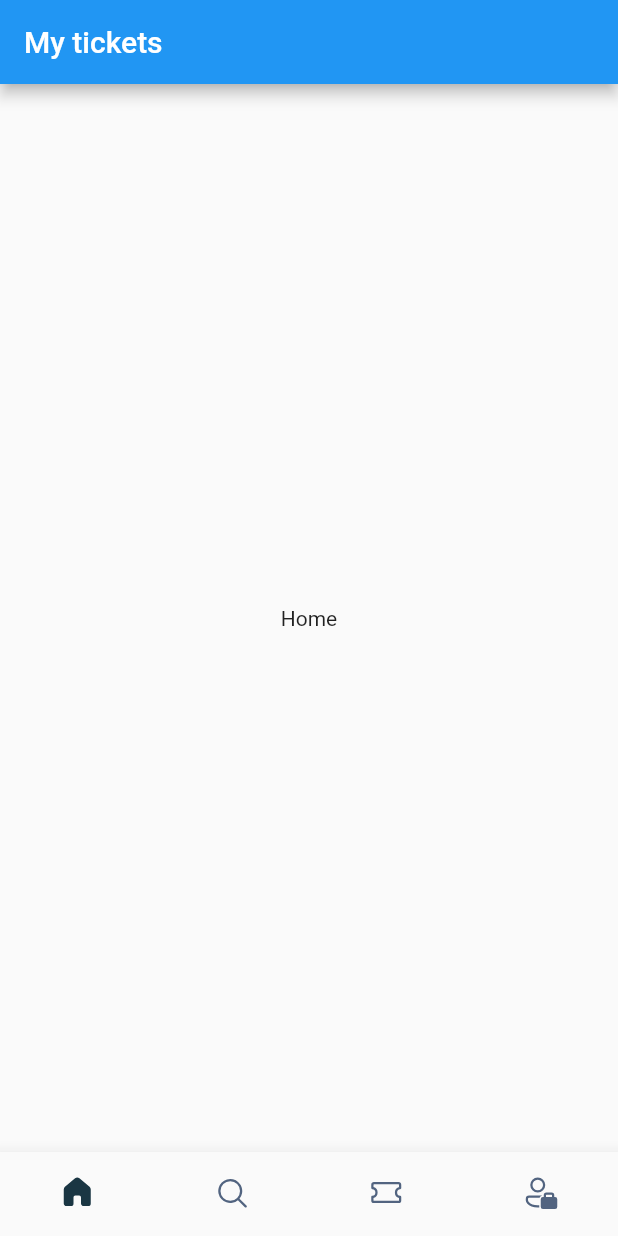
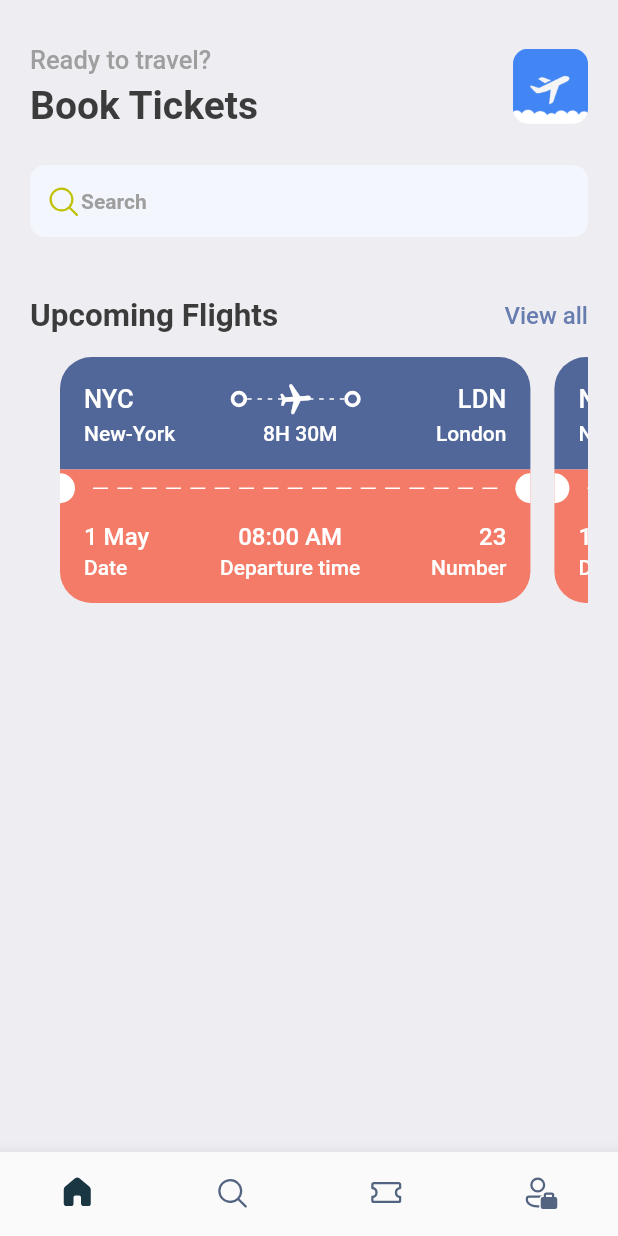
Before and after one commit to Razan110/booktickets, a Flutter app: the screen it shows after launch, on a phone screen of 412 x 824 dp. Run offline on Flutter 3.47's test engine with Material 2 defaults, Android fonts, the phone set to English and light mode, and no system bars; our stand-ins replace fluentui_icons, gap.

Commit message:
step-2:home-tickets-view

```diff
--- a/lib/main.dart
+++ b/lib/main.dart
@@ -1,4 +1,5 @@
 import 'package:booktickets/screens/bottom_bar.dart';
+import 'package:booktickets/utilities/styles/app_styles.dart';
 import 'package:flutter/material.dart';
 
 void main() {
@@ -12,9 +13,10 @@ class MyApp extends StatelessWidget {
   @override
   Widget build(BuildContext context) {
     return MaterialApp(
+      debugShowCheckedModeBanner: false,
       title: 'Flutter Demo',
       theme: ThemeData(
-        primarySwatch: Colors.blue,
+        primaryColor: primary,
       ),
       home: const BottomBar(),
     );
--- a/lib/screens/bottom_bar.dart
+++ b/lib/screens/bottom_bar.dart
@@ -1,3 +1,4 @@
+import 'package:booktickets/screens/home_screen.dart';
 import 'package:fluentui_icons/fluentui_icons.dart';
 import 'package:flutter/material.dart';
 
@@ -11,7 +12,7 @@ class BottomBar extends StatefulWidget {
 class _BottomBarState extends State<BottomBar> {
   int _selectedIndex = 0;
   static final List<Widget> _widgetOption = <Widget>[
-    const Text('Home'),
+    const HomeScreen(),
     const Text('Search'),
     const Text('Tickets'),
     const Text('Profile'),
@@ -26,9 +27,6 @@ class _BottomBarState extends State<BottomBar> {
   @override
   Widget build(BuildContext context) {
     return Scaffold(
-      appBar: AppBar(
-        title: const Text('My tickets'),
-      ),
       body: Center(
         child: _widgetOption[_selectedIndex],
       ),
--- /dev/null
+++ b/lib/screens/home_screen.dart
@@ -0,0 +1,114 @@
+import 'package:booktickets/screens/tickets_view.dart';
+import 'package:fluentui_icons/fluentui_icons.dart';
+import 'package:flutter/material.dart';
+import 'package:booktickets/utilities/styles/app_styles.dart';
+import 'package:gap/gap.dart';
+
+class HomeScreen extends StatelessWidget {
+  const HomeScreen({super.key});
+
+  @override
+  Widget build(BuildContext context) {
+    return Scaffold(
+      backgroundColor: Styles.bgColor,
+      body: Padding(
+        padding: const EdgeInsets.symmetric(horizontal: 20),
+        child: ListView(
+          children: [
+            Container(
+              child: Column(
+                children: [
+                  const Gap(30),
+                  Row(
+                    mainAxisAlignment: MainAxisAlignment.spaceBetween,
+                    children: [
+                      Column(
+                        crossAxisAlignment: CrossAxisAlignment.start,
+                        children: [
+                          Text(
+                            'Ready to travel?',
+                            style: Styles.headLineStyle3,
+                          ),
+                          const Gap(5),
+                          Text(
+                            'Book Tickets',
+                            style: Styles.headLineStyle,
+                          ),
+                        ],
+                      ),
+                      Container(
+                        height: 50,
+                        width: 50,
+                        decoration: BoxDecoration(
+                          borderRadius: BorderRadius.circular(10),
+                          image: const DecorationImage(
+                            fit: BoxFit.fitHeight,
+                            image: AssetImage('assets/images/flight.png'),
+                          ),
+                        ),
+                      ),
+                    ],
+                  ),
+                  const Gap(25),
+                  Container(
+                    decoration: BoxDecoration(
+                      borderRadius: BorderRadius.circular(10),
+                      color: const Color(0xfff4f6fd),
+                    ),
+                    padding: const EdgeInsets.symmetric(
+                      horizontal: 10,
+                      vertical: 12,
+                    ),
+                    child: Row(
+                      children: [
+                        const Icon(
+                          FluentSystemIcons.ic_fluent_search_regular,
+                          color: Color(0xffbfc205),
+                        ),
+                        Text(
+                          'Search',
+                          style: Styles.headLineStyle4,
+                        ),
+                      ],
+                    ),
+                  ),
+                  const Gap(40),
+                  Row(
+                    mainAxisAlignment: MainAxisAlignment.spaceBetween,
+                    children: [
+                      Text(
+                        'Upcoming Flights',
+                        style: Styles.headLineStyle2,
+                      ),
+                      InkWell(
+                        onTap: () {
+                          print('You Tapped!!');
+                        },
+                        child: Text(
+                          'View all',
+                          style: Styles.textStyle
+                              .copyWith(color: Styles.primaryColor),
+                        ),
+                      ),
+                    ],
+                  ),
+                ],
+              ),
+            ),
+            const Gap(15),
+            SingleChildScrollView(
+              scrollDirection: Axis.horizontal,
+              padding: const EdgeInsets.only(left: 20),
+              child: Row(
+                children: const [
+                  TicketView(),
+                  TicketView(),
+                ],
+              ),
+            ),
+          ],
+        ),
+      ),
+    );
+  }
+}
--- /dev/null
+++ b/lib/screens/tickets_view.dart
@@ -0,0 +1,262 @@
+import 'package:booktickets/utilities/styles/app_layout.dart';
+import 'package:booktickets/utilities/styles/app_styles.dart';
+import 'package:booktickets/widgets/thich_container.dart';
+import 'package:flutter/material.dart';
+import 'package:gap/gap.dart';
+
+class TicketView extends StatelessWidget {
+  const TicketView({super.key});
+
+  @override
+  Widget build(BuildContext context) {
+    final size = AppLayout.getSize(context);
+    return SizedBox(
+      width: size.width * 0.8,
+      height: 200,
+      child: Container(
+        margin: const EdgeInsets.only(right: 16),
+        child: Column(
+          children: [
+            //**** show the blue part of the ticket ****
+            Container(
+              decoration: const BoxDecoration(
+                color: Color(0xff526799),
+                borderRadius: BorderRadius.only(
+                  topLeft: Radius.circular(21),
+                  topRight: Radius.circular(21),
+                ),
+              ),
+              padding: const EdgeInsets.all(16),
+              child: Column(
+                children: [
+                  Row(
+                    children: [
+                      Text(
+                        'NYC',
+                        style:
+                            Styles.headLineStyle3.copyWith(color: Colors.white),
+                      ),
+                      const Spacer(),
+                      const ThichContainer(),
+                      Expanded(
+                        child: Stack(
+                          children: [
+                            SizedBox(
+                              height: 24,
+                              child: LayoutBuilder(
+                                builder: (BuildContext context,
+                                    BoxConstraints constraints) {
+                                  // print(
+                                  //     'the width is ${constraints.constrainWidth()}');
+                                  return Flex(
+                                    direction: Axis.horizontal,
+                                    mainAxisAlignment:
+                                        MainAxisAlignment.spaceBetween,
+                                    mainAxisSize: MainAxisSize.max,
+                                    children: List.generate(
+                                      (constraints.constrainWidth() / 6)
+                                          .floor(),
+                                      (index) => const SizedBox(
+                                        width: 3,
+                                        height: 1,
+                                        child: DecoratedBox(
+                                          decoration: BoxDecoration(
+                                            color: Colors.white,
+                                          ),
+                                        ),
+                                      ),
+                                    ),
+                                  );
+                                },
+                              ),
+                            ),
+                            Center(
+                              child: Transform.rotate(
+                                angle: 1.5,
+                                child: const Icon(
+                                  Icons.local_airport_rounded,
+                                  color: Colors.white,
+                                ),
+                              ),
+                            ),
+                          ],
+                        ),
+                      ),
+                      const ThichContainer(),
+                      const Spacer(),
+                      Text(
+                        'LDN',
+                        style:
+                            Styles.headLineStyle3.copyWith(color: Colors.white),
+                      ),
+                    ],
+                  ),
+                  const Gap(3),
+                  Row(
+                    mainAxisAlignment: MainAxisAlignment.spaceBetween,
+                    children: [
+                      Text(
+                        'New-York',
+                        style: Styles.textStyleSmall.copyWith(
+                          color: Colors.white,
+                        ),
+                      ),
+                      Text(
+                        '8H 30M ',
+                        style: Styles.textStyleSmall.copyWith(
+                          color: Colors.white,
+                        ),
+                      ),
+                      Text(
+                        ' London',
+                        style: Styles.textStyleSmall.copyWith(
+                          color: Colors.white,
+                        ),
+                      ),
+                    ],
+                  ),
+                ],
+              ),
+            ),
+            //**** show the red part of the ticket ****
+            Container(
+              color: Styles.orangeColor,
+              child: Row(
+                children: [
+                  const SizedBox(
+                    width: 10,
+                    height: 20,
+                    child: DecoratedBox(
+                      decoration: BoxDecoration(
+                        color: Colors.white,
+                        borderRadius: BorderRadius.only(
+                          topRight: Radius.circular(10),
+                          bottomRight: Radius.circular(10),
+                        ),
+                      ),
+                    ),
+                  ),
+                  Expanded(
+                    child: Padding(
+                      padding: const EdgeInsets.all(12),
+                      child: LayoutBuilder(
+                        builder:
+                            (BuildContext context, BoxConstraints constraints) {
+                          return Flex(
+                            direction: Axis.horizontal,
+                            mainAxisAlignment: MainAxisAlignment.spaceBetween,
+                            mainAxisSize: MainAxisSize.max,
+                            children: List.generate(
+                              (constraints.constrainWidth() / 15).floor(),
+                              (index) => const SizedBox(
+                                width: 10,
+                                height: 1,
+                                child: DecoratedBox(
+                                  decoration:
+                                      BoxDecoration(color: Colors.white),
+                                ),
+                              ),
+                            ),
+                          );
+                        },
+                      ),
+                    ),
+                  ),
+                  const SizedBox(
+                    width: 10,
+                    height: 20,
+                    child: DecoratedBox(
+                      decoration: BoxDecoration(
+                        color: Colors.white,
+                        borderRadius: BorderRadius.only(
+                          topLeft: Radius.circular(10),
+                          bottomLeft: Radius.circular(10),
+                        ),
+                      ),
+                    ),
+                  ),
+                ],
+              ),
+            ),
+
+            Container(
+              padding: const EdgeInsets.only(
+                  left: 16, right: 16, top: 10, bottom: 16),
+              decoration: BoxDecoration(
+                color: Styles.orangeColor,
+                borderRadius: const BorderRadius.only(
+                  bottomLeft: Radius.circular(21),
+                  bottomRight: Radius.circular(21),
+                ),
+              ),
+              child: Column(
+                children: [
+                  Row(
+                    children: [
+                      Column(
+                        crossAxisAlignment: CrossAxisAlignment.start,
+                        children: [
+                          Text(
+                            '1 May',
+                            style: Styles.textStyle.copyWith(
+                              color: Colors.white,
+                            ),
+                          ),
+                          const Gap(3),
+                          Text(
+                            'Date',
+                            style: Styles.textStyleSmall.copyWith(
+                              color: Colors.white,
+                            ),
+                          ),
+                        ],
+                      ),
+                      const Spacer(),
+                      Column(
+                        crossAxisAlignment: CrossAxisAlignment.center,
+                        children: [
+                          Text(
+                            '08:00 AM',
+                            style: Styles.textStyle.copyWith(
+                              color: Colors.white,
+                            ),
+                          ),
+                          const Gap(3),
+                          Text(
+                            'Departure time',
+                            style: Styles.textStyleSmall.copyWith(
+                              color: Colors.white,
+                            ),
+                          ),
+                        ],
+                      ),
+                      const Spacer(),
+                      Column(
+                        crossAxisAlignment: CrossAxisAlignment.end,
+                        children: [
+                          Text(
+                            '23',
+                            style: Styles.textStyle.copyWith(
+                              color: Colors.white,
+                            ),
+                          ),
+                          const Gap(3),
+                          Text(
+                            'Number',
+                            style: Styles.textStyleSmall.copyWith(
+                              color: Colors.white,
+                            ),
+                          ),
+                        ],
+                      ),
+                    ],
+                  ),
+                ],
+              ),
+            ),
+          ],
+        ),
+      ),
+    );
+  }
+}
--- /dev/null
+++ b/lib/utilities/styles/app_layout.dart
@@ -0,0 +1,7 @@
+import 'package:flutter/material.dart';
+
+class AppLayout {
+  static getSize(BuildContext context) {
+    return MediaQuery.of(context).size;
+  }
+}
--- /dev/null
+++ b/lib/utilities/styles/app_styles.dart
@@ -0,0 +1,40 @@
+import 'package:flutter/material.dart';
+
+Color primary = const Color(0xff687daf);
+
+class Styles {
+  static Color primaryColor = primary;
+  static Color textColor = const Color(0xff3b3b3b);
+  static Color bgColor = const Color(0xffeeedf2);
+  static Color orangeColor = const Color(0xfff37b67);
+  static TextStyle textStyle = TextStyle(
+    fontSize: 16,
+    color: textColor,
+    fontWeight: FontWeight.w500,
+  );
+  static TextStyle textStyleSmall = TextStyle(
+    fontSize: 14,
+    color: textColor,
+    fontWeight: FontWeight.w500,
+  );
+  static TextStyle headLineStyle = TextStyle(
+    fontSize: 26,
+    color: textColor,
+    fontWeight: FontWeight.bold,
+  );
+  static TextStyle headLineStyle2 = TextStyle(
+    fontSize: 21,
+    color: textColor,
+    fontWeight: FontWeight.bold,
+  );
+  static TextStyle headLineStyle3 = TextStyle(
+    fontSize: 17,
+    color: Colors.grey.shade500,
+    fontWeight: FontWeight.w500,
+  );
+  static TextStyle headLineStyle4 = TextStyle(
+    fontSize: 14,
+    color: Colors.grey.shade500,
+    fontWeight: FontWeight.bold,
+  );
+}
--- /dev/null
+++ b/lib/widgets/thich_container.dart
@@ -0,0 +1,21 @@
+import 'package:flutter/material.dart';
+import 'package:flutter/src/widgets/container.dart';
+import 'package:flutter/src/widgets/framework.dart';
+
+class ThichContainer extends StatelessWidget {
+  const ThichContainer({super.key});
+
+  @override
+  Widget build(BuildContext context) {
+    return Container(
+      padding: const EdgeInsets.all(3.0),
+      decoration: BoxDecoration(
+        borderRadius: BorderRadius.circular(20),
+        border: Border.all(
+          width: 2.5,
+          color: Colors.white,
+        ),
+      ),
+    );
+  }
+}
--- a/pubspec.yaml
+++ b/pubspec.yaml
@@ -37,6 +37,7 @@ dependencies:
   # Use with the CupertinoIcons class for iOS style icons.
   cupertino_icons: ^1.0.2
   fluentui_icons: ^1.0.0
+  gap: ^2.0.1
 
 dev_dependencies:
   flutter_test:
@@ -61,8 +62,8 @@ flutter:
   uses-material-design: true
 
   # To add assets to your application, add an assets section, like this:
-  # assets:
-  #   - images/a_dot_burr.jpeg
+  assets:
+    - assets/images/
   #   - images/a_dot_ham.jpeg
 
   # An image asset can refer to one or more resolution-specific "variants", see
```
Also changed, not shown: assets/images/flight.png (added), pubspec.lock.
